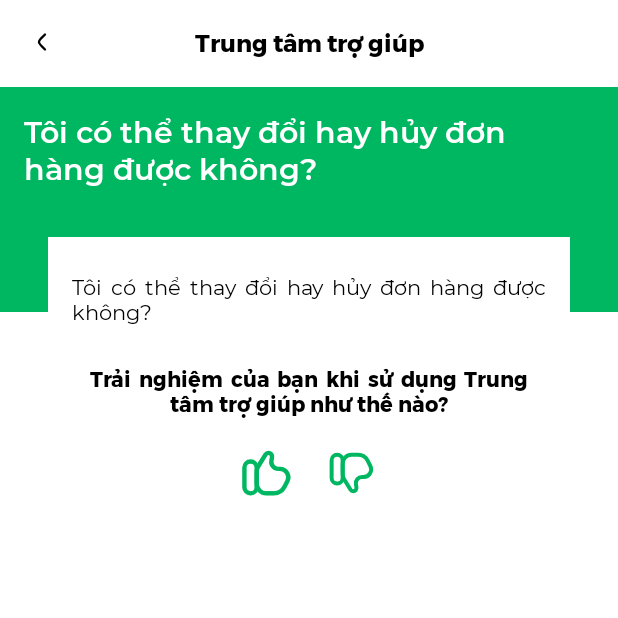
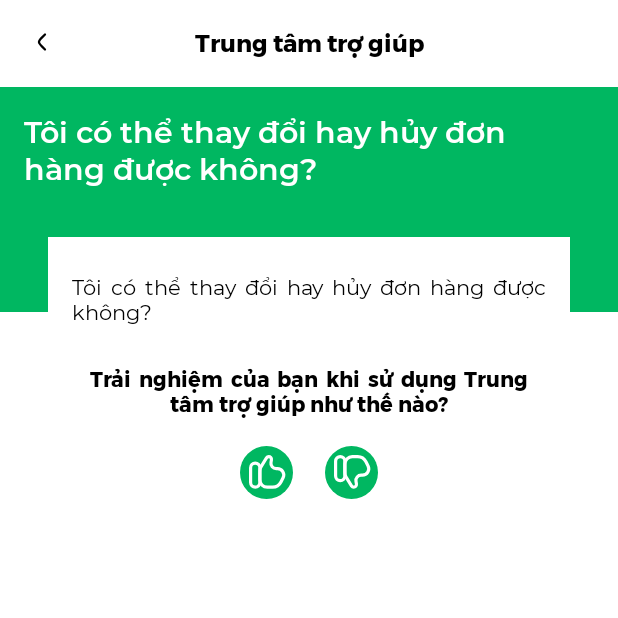
Before and after one commit to truongtam10/OhFreshApp, an Android app: the HelpDetail screen opened directly, with no data from a screen before it, on a phone screen of 412 x 824 dp, the top half of it. Run offline under Robolectric (Android 15) with nearby library versions, the phone set to English and light mode, and no system bars.

Commit message:
Help Center

```diff
--- a/app/src/main/res/drawable/ic_dislike.xml
+++ b/app/src/main/res/drawable/ic_dislike.xml
@@ -1,16 +1,19 @@
 <vector xmlns:android="http://schemas.android.com/apk/res/android"
-    android:width="20dp"
-    android:height="20dp"
-    android:viewportWidth="20"
-    android:viewportHeight="20">
+    android:width="25dp"
+    android:height="25dp"
+    android:viewportWidth="25"
+    android:viewportHeight="25">
   <path
-      android:pathData="M2.5,12.0834C2.5,13.234 3.4327,14.1667 4.5833,14.1667C5.7339,14.1667 6.6667,13.234 6.6667,12.0834V5.4167C6.6667,4.2661 5.7339,3.3334 4.5833,3.3334C3.4327,3.3334 2.5,4.2661 2.5,5.4167V12.0834Z"
+      android:pathData="M12.5,12.5m-12.5,0a12.5,12.5 0,1 1,25 0a12.5,12.5 0,1 1,-25 0"
+      android:fillColor="#00B761"/>
+  <path
+      android:pathData="M5,14.1768C5,15.3835 5.9782,16.3617 7.1849,16.3617C8.3917,16.3617 9.3699,15.3835 9.3699,14.1768V7.1849C9.3699,5.9782 8.3917,5 7.1849,5C5.9782,5 5,5.9782 5,7.1849V14.1768Z"
       android:strokeWidth="1.5"
       android:fillColor="#00000000"
-      android:strokeColor="#00B761"/>
+      android:strokeColor="#ffffff"/>
   <path
-      android:pathData="M9.6462,16.5084L7.7874,13.4879C7.2883,12.6769 7.0388,12.2714 6.8879,11.8271C6.8419,11.6915 6.8029,11.5537 6.771,11.4142C6.6667,10.9566 6.6667,10.4805 6.6667,9.5283V6.6667C6.6667,4.8258 8.159,3.3334 10,3.3334H12.4249C14.0031,3.3334 15.4458,4.225 16.1516,5.6367L17.1087,7.5508C18.0542,9.4418 16.6792,11.6667 14.565,11.6667H13.9902C12.5494,11.6667 11.4476,12.951 11.6667,14.375L11.8692,15.6915C11.9818,16.4234 11.4156,17.0834 10.6751,17.0834C10.2556,17.0834 9.8661,16.8657 9.6462,16.5084Z"
+      android:pathData="M12.4947,18.8176L10.5453,15.6498C10.0219,14.7993 9.7602,14.374 9.6019,13.908C9.5537,13.7658 9.5128,13.6213 9.4794,13.4749C9.3699,12.9951 9.3699,12.4958 9.3699,11.4971V8.4959C9.3699,6.5652 10.9351,5 12.8658,5H15.4089C17.0641,5 18.5773,5.9352 19.3175,7.4156L20.3213,9.4232C21.3129,11.4064 19.8707,13.7398 17.6534,13.7398H17.0506C15.5395,13.7398 14.384,15.0867 14.6138,16.5802L14.8262,17.9609C14.9443,18.7284 14.3504,19.4206 13.5738,19.4206C13.1338,19.4206 12.7253,19.1924 12.4947,18.8176Z"
       android:strokeWidth="1.5"
       android:fillColor="#00000000"
-      android:strokeColor="#00B761"/>
+      android:strokeColor="#ffffff"/>
 </vector>
--- a/app/src/main/res/drawable/ic_like.xml
+++ b/app/src/main/res/drawable/ic_like.xml
@@ -1,16 +1,19 @@
 <vector xmlns:android="http://schemas.android.com/apk/res/android"
-    android:width="18dp"
-    android:height="16dp"
-    android:viewportWidth="18"
-    android:viewportHeight="16">
+    android:width="25dp"
+    android:height="25dp"
+    android:viewportWidth="25"
+    android:viewportHeight="25">
   <path
-      android:pathData="M1.5,6.3333C1.5,5.1827 2.4327,4.25 3.5833,4.25C4.7339,4.25 5.6667,5.1827 5.6667,6.3333V13C5.6667,14.1506 4.7339,15.0833 3.5833,15.0833C2.4327,15.0833 1.5,14.1506 1.5,13V6.3333Z"
+      android:pathData="M12.5,12.5m-12.5,0a12.5,12.5 0,1 1,25 0a12.5,12.5 0,1 1,-25 0"
+      android:fillColor="#00B761"/>
+  <path
+      android:pathData="M5,10.2439C5,9.0372 5.9782,8.0589 7.1849,8.0589C8.3917,8.0589 9.3699,9.0372 9.3699,10.2439V17.2357C9.3699,18.4424 8.3917,19.4206 7.1849,19.4206C5.9782,19.4206 5,18.4424 5,17.2357V10.2439Z"
       android:strokeWidth="1.5"
       android:fillColor="#00000000"
-      android:strokeColor="#00B761"/>
+      android:strokeColor="#ffffff"/>
   <path
-      android:pathData="M8.6462,1.9083L6.7874,4.9288C6.2883,5.7398 6.0388,6.1452 5.8879,6.5896C5.8419,6.7252 5.8029,6.863 5.771,7.0025C5.6667,7.46 5.6667,7.9362 5.6667,8.8884V11.75C5.6667,13.5909 7.159,15.0833 9,15.0833H11.4249C13.0031,15.0833 14.4458,14.1916 15.1516,12.78L16.1087,10.8658C17.0542,8.9749 15.6792,6.75 13.565,6.75H12.9902C11.5494,6.75 10.4476,5.4657 10.6667,4.0416L10.8692,2.7252C10.9818,1.9933 10.4156,1.3333 9.6751,1.3333C9.2556,1.3333 8.8661,1.551 8.6462,1.9083Z"
+      android:pathData="M12.4947,5.603L10.5453,8.7708C10.0219,9.6214 9.7602,10.0466 9.6019,10.5127C9.5537,10.6548 9.5128,10.7994 9.4794,10.9457C9.3699,11.4256 9.3699,11.9249 9.3699,12.9236V15.9247C9.3699,17.8555 10.9351,19.4206 12.8658,19.4206H15.4089C17.0641,19.4206 18.5773,18.4855 19.3175,17.005L20.3213,14.9975C21.3129,13.0143 19.8707,10.6809 17.6534,10.6809H17.0506C15.5395,10.6809 14.384,9.334 14.6138,7.8404L14.8262,6.4597C14.9443,5.6922 14.3504,5 13.5738,5C13.1338,5 12.7253,5.2283 12.4947,5.603Z"
       android:strokeWidth="1.5"
       android:fillColor="#00000000"
-      android:strokeColor="#00B761"/>
+      android:strokeColor="#ffffff"/>
 </vector>
```
